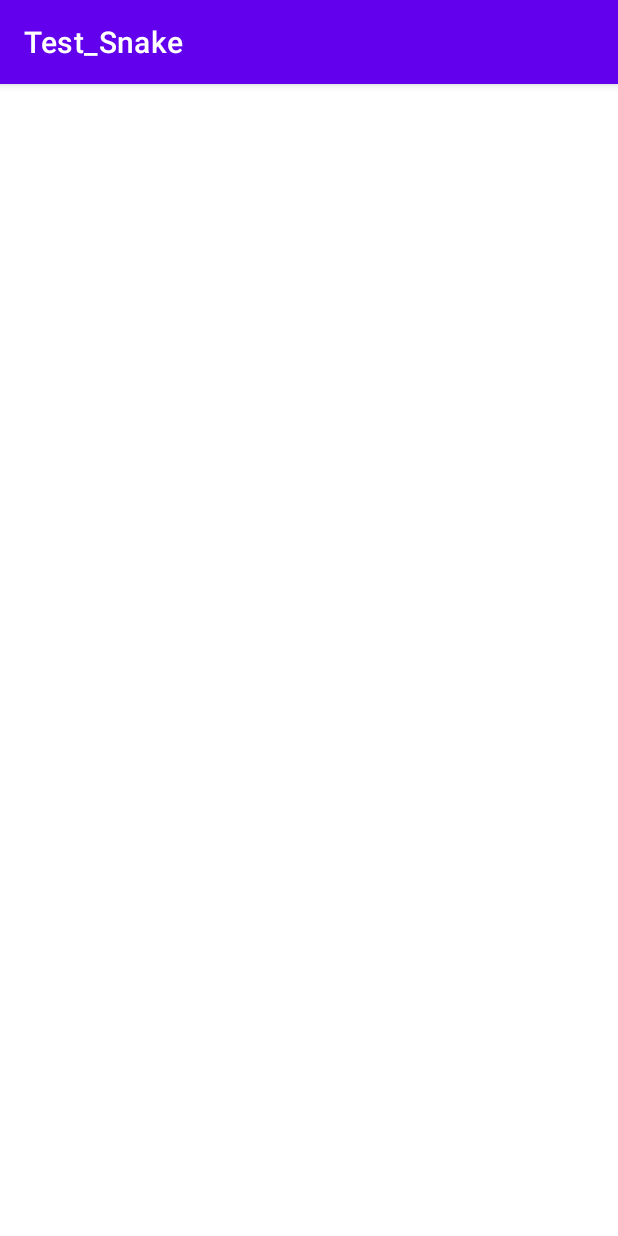
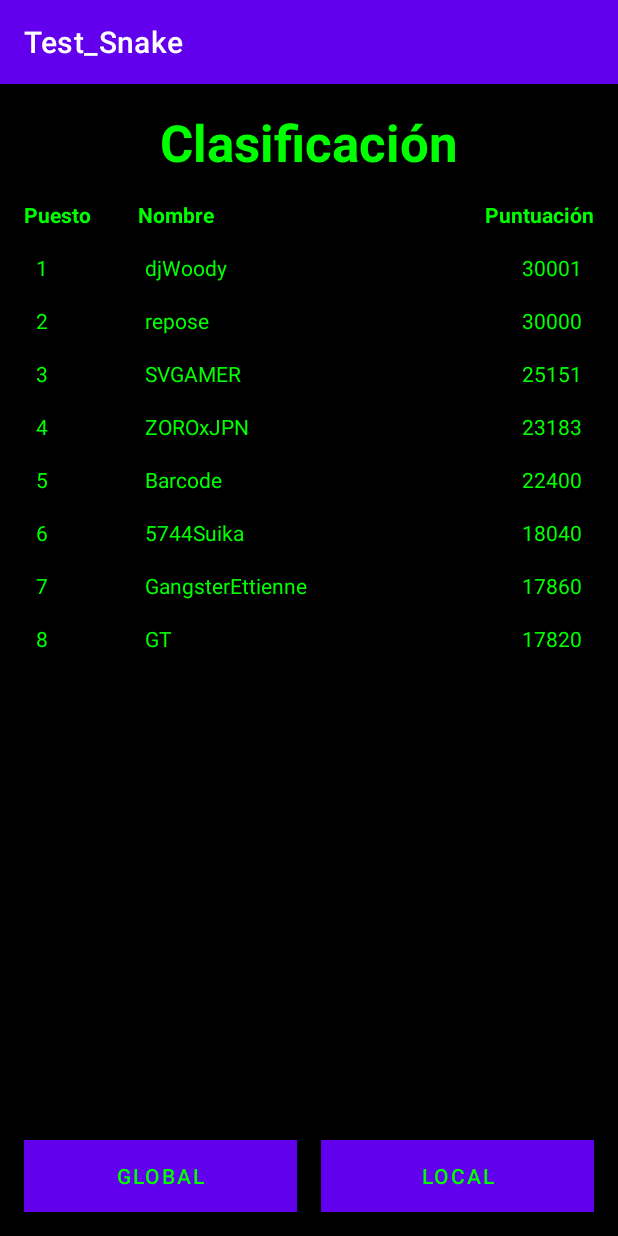
Before and after one commit to Alexis1623/Snake_Game, an Android app: the ScoresActivity screen opened directly, with no data from a screen before it, on a phone screen of 412 x 824 dp. Run offline under Robolectric (Android 15) with nearby library versions, the phone set to English and light mode, and no system bars.

Commit message:
Reapply "Merge branch 'Test' of https://github.com/Alexis1623/Snake_Game into Test"
This reverts commit 552744929d9b65847bb4c63d964688277c552f54.

```diff
--- a/app/src/main/java/com/example/test_snake/MainActivity.java
+++ b/app/src/main/java/com/example/test_snake/MainActivity.java
@@ -29,20 +29,23 @@ public class MainActivity extends AppCompatActivity {
         btnStartGame.setOnClickListener(new View.OnClickListener() {
             @Override
             public void onClick(View v) {
-                startActivity(new Intent(MainActivity.this, GameActivity.class));
+                // Aquí iniciaremos el juego después
+                // startActivity(new Intent(MainActivity.this, GameActivity.class));
             }
         });
 
         btnSettings.setOnClickListener(new View.OnClickListener() {
             @Override
             public void onClick(View v) {
-                startActivity(new Intent(MainActivity.this, SettingsActivity.class));
+                // Para configuración
+                // startActivity(new Intent(MainActivity.this, SettingsActivity.class));
             }
         });
 
         btnScores.setOnClickListener(new View.OnClickListener() {
             @Override
             public void onClick(View v) {
+                // Para puntuaciones
                 startActivity(new Intent(MainActivity.this, ScoresActivity.class));
             }
         });
@@ -50,7 +53,7 @@ public class MainActivity extends AppCompatActivity {
         btnExit.setOnClickListener(new View.OnClickListener() {
             @Override
             public void onClick(View v) {
-                finish();
+                finish(); // Cerrar la aplicación
             }
         });
     }
--- /dev/null
+++ b/app/src/main/java/com/example/test_snake/Score.java
@@ -0,0 +1,25 @@
+package com.example.test_snake;
+
+public class Score {
+    private int rank;
+    private String name;
+    private int score;
+
+    public Score(int rank, String name, int score) {
+        this.rank = rank;
+        this.name = name;
+        this.score = score;
+    }
+
+    public int getRank() {
+        return rank;
+    }
+
+    public String getName() {
+        return name;
+    }
+
+    public int getScore() {
+        return score;
+    }
+}
--- a/app/src/main/java/com/example/test_snake/ScoresActivity.java
+++ b/app/src/main/java/com/example/test_snake/ScoresActivity.java
@@ -2,11 +2,36 @@ package com.example.test_snake;
 
 import android.os.Bundle;
 import androidx.appcompat.app.AppCompatActivity;
+import androidx.recyclerview.widget.LinearLayoutManager;
+import androidx.recyclerview.widget.RecyclerView;
+import java.util.ArrayList;
+import java.util.List;
 
 public class ScoresActivity extends AppCompatActivity {
+
+    private RecyclerView rvScores;
+    private ScoresAdapter adapter;
+
     @Override
     protected void onCreate(Bundle savedInstanceState) {
         super.onCreate(savedInstanceState);
         setContentView(R.layout.activity_scores);
+
+        rvScores = findViewById(R.id.rvScores);
+        rvScores.setLayoutManager(new LinearLayoutManager(this));
+
+        // Datos de ejemplo
+        List<Score> scores = new ArrayList<>();
+        scores.add(new Score(1, "djWoody", 30001));
+        scores.add(new Score(2, "repose", 30000));
+        scores.add(new Score(3, "SVGAMER", 25151));
+        scores.add(new Score(4, "ZOROxJPN", 23183));
+        scores.add(new Score(5, "Barcode", 22400));
+        scores.add(new Score(6, "5744Suika", 18040));
+        scores.add(new Score(7, "GangsterEttienne", 17860));
+        scores.add(new Score(8, "GT", 17820));
+
+        adapter = new ScoresAdapter(scores);
+        rvScores.setAdapter(adapter);
     }
 }
--- /dev/null
+++ b/app/src/main/java/com/example/test_snake/ScoresAdapter.java
@@ -0,0 +1,49 @@
+package com.example.test_snake;
+
+import android.view.LayoutInflater;
+import android.view.View;
+import android.view.ViewGroup;
+import android.widget.TextView;
+import androidx.annotation.NonNull;
+import androidx.recyclerview.widget.RecyclerView;
+import java.util.List;
+
+public class ScoresAdapter extends RecyclerView.Adapter<ScoresAdapter.ScoreViewHolder> {
+
+    private List<Score> scores;
+
+    public ScoresAdapter(List<Score> scores) {
+        this.scores = scores;
+    }
+
+    @NonNull
+    @Override
+    public ScoreViewHolder onCreateViewHolder(@NonNull ViewGroup parent, int viewType) {
+        View view = LayoutInflater.from(parent.getContext()).inflate(R.layout.list_item_score, parent, false);
+        return new ScoreViewHolder(view);
+    }
+
+    @Override
+    public void onBindViewHolder(@NonNull ScoreViewHolder holder, int position) {
+        Score score = scores.get(position);
+        holder.tvRank.setText(String.valueOf(score.getRank()));
+        holder.tvName.setText(score.getName());
+        holder.tvScore.setText(String.valueOf(score.getScore()));
+    }
+
+    @Override
+    public int getItemCount() {
+        return scores.size();
+    }
+
+    public static class ScoreViewHolder extends RecyclerView.ViewHolder {
+        TextView tvRank, tvName, tvScore;
+
+        public ScoreViewHolder(@NonNull View itemView) {
+            super(itemView);
+            tvRank = itemView.findViewById(R.id.tvRank);
+            tvName = itemView.findViewById(R.id.tvName);
+            tvScore = itemView.findViewById(R.id.tvScore);
+        }
+    }
+}
--- a/app/src/main/res/layout/activity_main.xml
+++ b/app/src/main/res/layout/activity_main.xml
@@ -1,6 +1,7 @@
 <?xml version="1.0" encoding="utf-8"?>
 <LinearLayout xmlns:android="http://schemas.android.com/apk/res/android"
     xmlns:app="http://schemas.android.com/apk/res-auto"
+    xmlns:tools="http://schemas.android.com/tools"
     android:layout_width="match_parent"
     android:layout_height="match_parent"
     android:background="#121212"
@@ -11,6 +12,21 @@
     <!-- Título del juego -->
 
     <!-- Contenedor HORIZONTAL principal para los botones -->
+
+    <Button
+        android:id="@+id/btnSettings4"
+        android:layout_width="match_parent"
+        android:layout_height="60dp"
+        android:layout_margin="6dp"
+        android:layout_weight="1"
+        android:background="@drawable/button_retro_style"
+        android:fontFamily="@font/vcr_osd_mono_1_001"
+        android:letterSpacing="0.05"
+        android:text="CONFIGURACIÓN"
+        android:textColor="#00FF00"
+        android:textSize="16sp"
+        android:textStyle="bold" />
+
     <TextView
         android:id="@+id/titleText"
         android:layout_width="wrap_content"
@@ -30,9 +46,11 @@
         android:layout_height="134dp"
         app:srcCompat="@mipmap/imgsnake" />
 
+    <!-- Texto inferior estilo retro -->
+
     <LinearLayout
         android:layout_width="match_parent"
-        android:layout_height="wrap_content"
+        android:layout_height="164dp"
         android:layout_marginBottom="60dp"
         android:gravity="center"
         android:orientation="horizontal"
@@ -50,7 +68,7 @@
             <Button
                 android:id="@+id/btnStartGame"
                 android:layout_width="180dp"
-                android:layout_height="60dp"
+                android:layout_height="40dp"
                 android:layout_margin="6dp"
                 android:background="@drawable/button_retro_style"
                 android:fontFamily="@font/vcr_osd_mono_1_001"
@@ -64,7 +82,7 @@
             <Button
                 android:id="@+id/btnScores"
                 android:layout_width="180dp"
-                android:layout_height="60dp"
+                android:layout_height="40dp"
                 android:layout_margin="6dp"
                 android:background="@drawable/button_retro_style"
                 android:fontFamily="@font/vcr_osd_mono_1_001"
@@ -77,6 +95,7 @@
         </LinearLayout>
 
         <!-- Columna derecha - 2 botones -->
+
         <LinearLayout
             android:layout_width="0dp"
             android:layout_height="wrap_content"
@@ -88,7 +107,7 @@
             <Button
                 android:id="@+id/btnSettings"
                 android:layout_width="180dp"
-                android:layout_height="60dp"
+                android:layout_height="40dp"
                 android:layout_margin="6dp"
                 android:background="@drawable/button_retro_style"
                 android:fontFamily="@font/vcr_osd_mono_1_001"
@@ -103,21 +122,35 @@
             <Button
                 android:id="@+id/btnExit"
                 android:layout_width="180dp"
-                android:layout_height="60dp"
-                android:layout_margin="6dp"
-                android:background="@drawable/button_retro_style"
-                android:fontFamily="@font/vcr_osd_mono_1_001"
-                android:letterSpacing="0.05"
-                android:text="SALIR"
+                android:layout_height="50dp"
+                android:text="Tienda"
                 android:textColor="#00FF00"
-                android:textSize="16sp"
-                android:textStyle="bold" />
+                tools:visibility="visible" />
 
         </LinearLayout>
 
     </LinearLayout>
 
-    <!-- Texto inferior estilo retro -->
+    <LinearLayout
+        android:layout_width="362dp"
+        android:layout_height="129dp"
+        android:layout_weight="1"
+        android:gravity="center"
+        android:orientation="vertical">
+
+        <!-- Botón Configuración -->
+
+        <!-- Botón Salir -->
+
+        <Button
+            android:id="@+id/btnExit"
+            android:layout_width="180dp"
+            android:layout_height="60dp"
+            android:text="Salir"
+            android:textColor="#00FF00"
+            tools:visibility="visible" />
+    </LinearLayout>
+
     <TextView
         android:layout_width="wrap_content"
         android:layout_height="wrap_content"
--- a/app/src/main/res/layout/activity_scores.xml
+++ b/app/src/main/res/layout/activity_scores.xml
@@ -1,6 +1,88 @@
 <?xml version="1.0" encoding="utf-8"?>
-<androidx.constraintlayout.widget.ConstraintLayout xmlns:android="http://schemas.android.com/apk/res/android"
+<RelativeLayout xmlns:android="http://schemas.android.com/apk/res/android"
     android:layout_width="match_parent"
-    android:layout_height="match_parent">
+    android:layout_height="match_parent"
+    android:padding="16dp"
+    android:background="#000000">
 
-</androidx.constraintlayout.widget.ConstraintLayout>
+    <TextView
+        android:id="@+id/tvTitle"
+        android:layout_width="wrap_content"
+        android:layout_height="wrap_content"
+        android:text="Clasificación"
+        android:textSize="34sp"
+        android:textStyle="bold"
+        android:textColor="#00FF00"
+        android:layout_centerHorizontal="true"
+        android:layout_marginBottom="16dp"/>
+
+    <LinearLayout
+        android:id="@+id/llHeader"
+        android:layout_width="match_parent"
+        android:layout_height="wrap_content"
+        android:layout_below="@id/tvTitle"
+        android:orientation="horizontal"
+        android:paddingBottom="8dp">
+
+        <TextView
+            android:layout_width="0dp"
+            android:layout_height="wrap_content"
+            android:layout_weight="1"
+            android:text="Puesto"
+            android:textColor="#00FF00"
+            android:textStyle="bold" />
+
+        <TextView
+            android:layout_width="0dp"
+            android:layout_height="wrap_content"
+            android:layout_weight="2"
+            android:text="Nombre"
+            android:textColor="#00FF00"
+            android:textStyle="bold" />
+
+        <TextView
+            android:layout_width="0dp"
+            android:layout_height="wrap_content"
+            android:layout_weight="2"
+            android:text="Puntuación"
+            android:textColor="#00FF00"
+            android:textStyle="bold"
+            android:gravity="end"/>
+    </LinearLayout>
+
+    <androidx.recyclerview.widget.RecyclerView
+        android:id="@+id/rvScores"
+        android:layout_width="match_parent"
+        android:layout_height="match_parent"
+        android:layout_below="@id/llHeader"
+        android:layout_above="@+id/llButtons"/>
+
+    <LinearLayout
+        android:id="@+id/llButtons"
+        android:layout_width="match_parent"
+        android:layout_height="wrap_content"
+        android:layout_alignParentBottom="true"
+        android:orientation="horizontal">
+
+        <Button
+            android:id="@+id/btnGlobal"
+            android:layout_width="0dp"
+            android:layout_height="wrap_content"
+            android:layout_weight="1"
+            android:text="Global"
+            android:textColor="#00FF00"
+            android:background="#6A0DAD"
+            android:layout_marginEnd="8dp"/>
+
+        <Button
+            android:id="@+id/btnLocal"
+            android:layout_width="0dp"
+            android:layout_height="wrap_content"
+            android:layout_weight="1"
+            android:text="Local"
+            android:textColor="#00FF00"
+            android:background="#6A0DAD"
+            android:layout_marginStart="8dp"/>
+    </LinearLayout>
+
+</RelativeLayout>
--- /dev/null
+++ b/app/src/main/res/layout/list_item_score.xml
@@ -0,0 +1,34 @@
+<?xml version="1.0" encoding="utf-8"?>
+<LinearLayout xmlns:android="http://schemas.android.com/apk/res/android"
+    android:layout_width="match_parent"
+    android:layout_height="wrap_content"
+    android:orientation="horizontal"
+    android:padding="8dp"
+    android:background="#000000">
+
+    <TextView
+        android:id="@+id/tvRank"
+        android:layout_width="0dp"
+        android:layout_height="wrap_content"
+        android:layout_weight="1"
+        android:text="1"
+        android:textColor="#00FF00"/>
+
+    <TextView
+        android:id="@+id/tvName"
+        android:layout_width="0dp"
+        android:layout_height="wrap_content"
+        android:layout_weight="2"
+        android:text="Player Name"
+        android:textColor="#00FF00"/>
+
+    <TextView
+        android:id="@+id/tvScore"
+        android:layout_width="0dp"
+        android:layout_height="wrap_content"
+        android:layout_weight="2"
+        android:text="1000"
+        android:textColor="#00FF00"
+        android:gravity="end"/>
+
+</LinearLayout>
```
Also changed, not shown: app/src/main/AndroidManifest.xml (+2 -14 lines), 2 other files.
